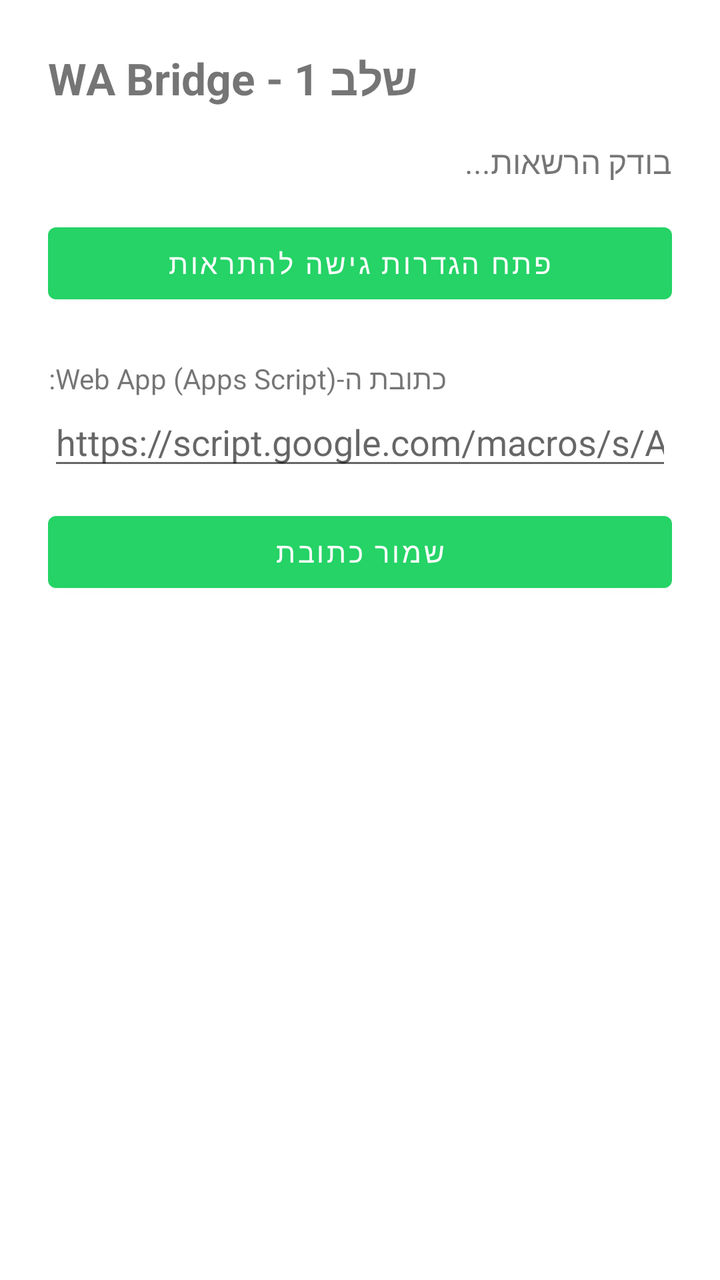
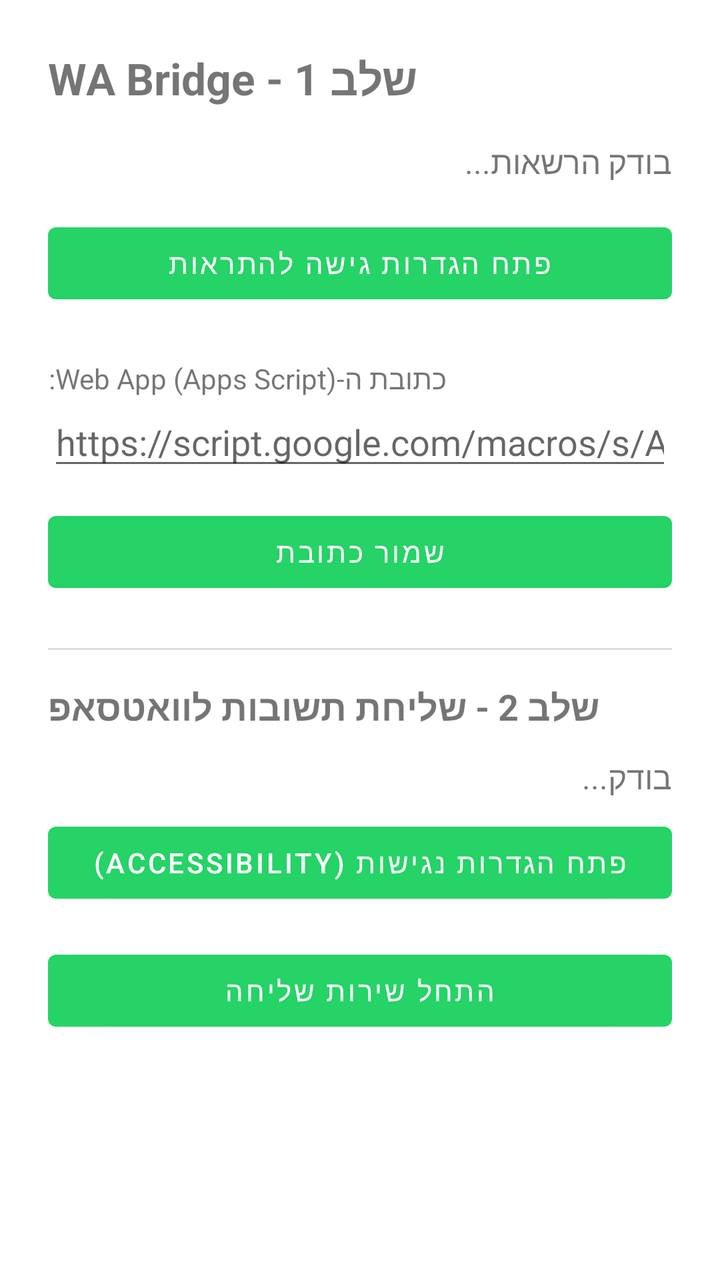

Two renders of the same Android screen: before a commit and after it. Below are the layout's source before the change and the commit's diff.
<!-- AndroidManifest.xml: application theme Theme.WaBridge -->
<!-- res/layout/activity_main.xml -->
<?xml version="1.0" encoding="utf-8"?>
<LinearLayout xmlns:android="http://schemas.android.com/apk/res/android"
    android:layout_width="match_parent"
    android:layout_height="match_parent"
    android:orientation="vertical"
    android:padding="24dp">

    <TextView
        android:id="@+id/tvTitle"
        android:layout_width="wrap_content"
        android:layout_height="wrap_content"
        android:text="WA Bridge - שלב 1"
        android:textSize="22sp"
        android:textStyle="bold"
        android:layout_marginBottom="16dp" />

    <TextView
        android:id="@+id/tvStatus"
        android:layout_width="match_parent"
        android:layout_height="wrap_content"
        android:text="בודק הרשאות..."
        android:textSize="16sp"
        android:layout_marginBottom="16dp" />

    <Button
        android:id="@+id/btnGrantAccess"
        android:layout_width="match_parent"
        android:layout_height="wrap_content"
        android:text="פתח הגדרות גישה להתראות"
        android:layout_marginBottom="24dp" />

    <TextView
        android:layout_width="wrap_content"
        android:layout_height="wrap_content"
        android:text="כתובת ה-Web App (Apps Script):"
        android:textSize="14sp" />

    <EditText
        android:id="@+id/etWebAppUrl"
        android:layout_width="match_parent"
        android:layout_height="wrap_content"
        android:hint="https://script.google.com/macros/s/AKfy.../exec"
        android:inputType="textUri"
        android:layout_marginBottom="12dp" />

    <Button
        android:id="@+id/btnSaveUrl"
        android:layout_width="match_parent"
        android:layout_height="wrap_content"
        android:text="שמור כתובת" />

    <TextView
        android:id="@+id/tvLastEvent"
        android:layout_width="match_parent"
        android:layout_height="wrap_content"
        android:layout_marginTop="24dp"
        android:text=""
        android:textSize="13sp"
        android:textColor="#666666" />

</LinearLayout>
<!-- resources referenced by this layout -->
<resources>
  <style name="Theme.WaBridge" parent="Theme.MaterialComponents.DayNight.NoActionBar">
          <item name="colorPrimary">#25D366</item>
          <item name="colorPrimaryDark">#128C7E</item>
          <item name="colorAccent">#25D366</item>
      </style>
</resources>

<!-- the commit's change to res/layout/activity_main.xml (unified diff, before → after) -->
@@ -49,6 +49,42 @@
         android:layout_height="wrap_content"
         android:text="שמור כתובת" />
 
+    <View
+        android:layout_width="match_parent"
+        android:layout_height="1dp"
+        android:background="#DDDDDD"
+        android:layout_marginTop="24dp"
+        android:layout_marginBottom="16dp" />
+
+    <TextView
+        android:layout_width="wrap_content"
+        android:layout_height="wrap_content"
+        android:text="שלב 2 - שליחת תשובות לוואטסאפ"
+        android:textSize="18sp"
+        android:textStyle="bold"
+        android:layout_marginBottom="12dp" />
+
+    <TextView
+        android:id="@+id/tvAccessibilityStatus"
+        android:layout_width="match_parent"
+        android:layout_height="wrap_content"
+        android:text="בודק..."
+        android:textSize="16sp"
+        android:layout_marginBottom="8dp" />
+
+    <Button
+        android:id="@+id/btnGrantAccessibility"
+        android:layout_width="match_parent"
+        android:layout_height="wrap_content"
+        android:text="פתח הגדרות נגישות (Accessibility)"
+        android:layout_marginBottom="16dp" />
+
+    <Button
+        android:id="@+id/btnTogglePolling"
+        android:layout_width="match_parent"
+        android:layout_height="wrap_content"
+        android:text="התחל שירות שליחה" />
+
     <TextView
         android:id="@+id/tvLastEvent"
         android:layout_width="match_parent"
